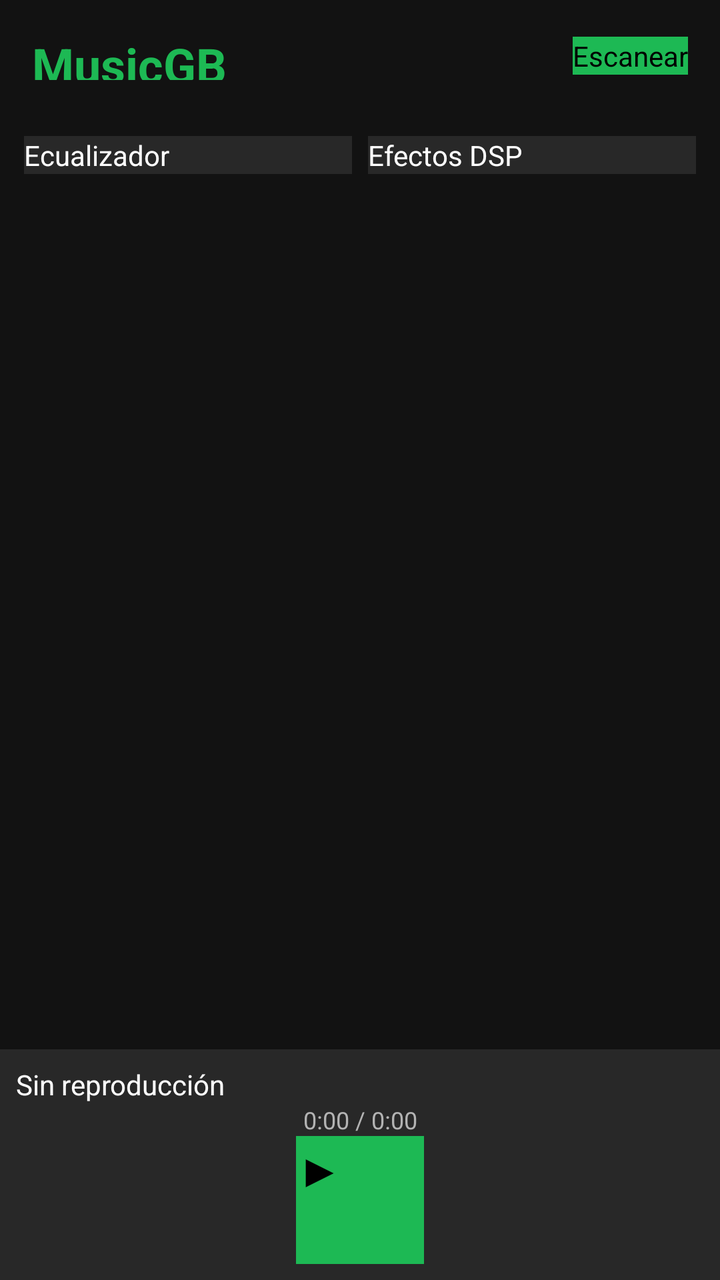
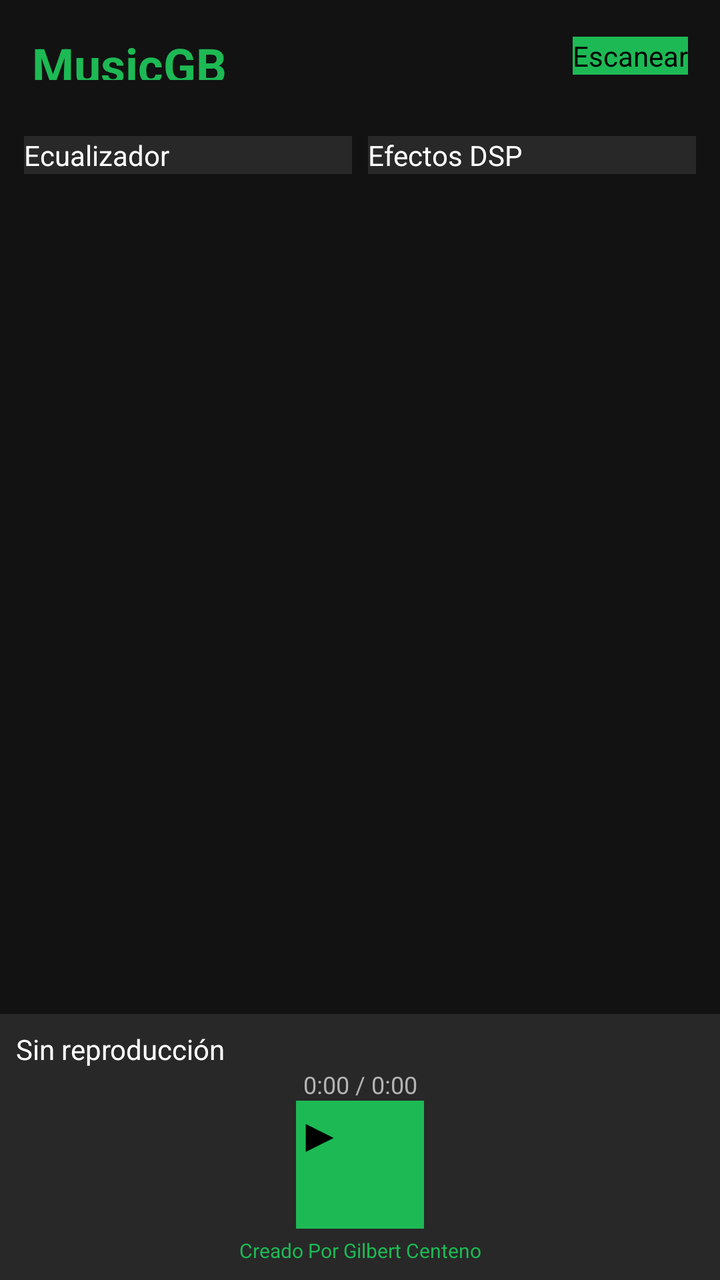

Two renders of the same Android screen: before a commit and after it. Below are the layout's source before the change and the commit's diff.
<!-- AndroidManifest.xml: application theme android:Theme.Material.NoActionBar -->
<!-- res/layout/activity_main.xml -->
<?xml version="1.0" encoding="utf-8"?>
<LinearLayout xmlns:android="http://schemas.android.com/apk/res/android"
    android:layout_width="match_parent"
    android:layout_height="match_parent"
    android:orientation="vertical"
    android:background="#121212">
    
    
    <LinearLayout
        android:layout_width="match_parent"
        android:layout_height="56dp"
        android:orientation="horizontal"
        android:padding="16dp"
        android:gravity="center_vertical">
        
        <TextView
            android:layout_width="0dp"
            android:layout_height="wrap_content"
            android:layout_weight="1"
            android:text="MusicGB"
            android:textSize="24sp"
            android:textColor="#1DB954"
            android:textStyle="bold"/>
        
        <Button
            android:id="@+id/scanButton"
            android:layout_width="wrap_content"
            android:layout_height="wrap_content"
            android:text="Escanear"
            android:background="#1DB954"
            android:textColor="#000000"/>
    </LinearLayout>
    
    
    <LinearLayout
        android:layout_width="match_parent"
        android:layout_height="wrap_content"
        android:orientation="horizontal"
        android:padding="8dp">
        
        <Button
            android:id="@+id/eqButton"
            android:layout_width="0dp"
            android:layout_height="wrap_content"
            android:layout_weight="1"
            android:text="Ecualizador"
            android:background="#282828"
            android:textColor="#FFFFFF"
            android:layout_margin="4dp"/>
        
        <Button
            android:id="@+id/dspButton"
            android:layout_width="0dp"
            android:layout_height="wrap_content"
            android:layout_weight="1"
            android:text="Efectos DSP"
            android:background="#282828"
            android:textColor="#FFFFFF"
            android:layout_margin="4dp"/>
    </LinearLayout>
    
    
    <androidx.recyclerview.widget.RecyclerView
        android:id="@+id/trackList"
        android:layout_width="match_parent"
        android:layout_height="0dp"
        android:layout_weight="1"
        android:scrollbars="vertical"/>
    
    
    <LinearLayout
        android:id="@+id/miniPlayer"
        android:layout_width="match_parent"
        android:layout_height="wrap_content"
        android:orientation="vertical"
        android:padding="8dp"
        android:background="#282828">
        
        
        <TextView
            android:id="@+id/miniTitle"
            android:layout_width="match_parent"
            android:layout_height="wrap_content"
            android:text="Sin reproducción"
            android:textSize="14sp"
            android:textColor="#FFFFFF"
            android:maxLines="1"
            android:ellipsize="end"/>
        
        
        <SeekBar
            android:id="@+id/progressBar"
            android:layout_width="match_parent"
            android:layout_height="wrap_content"
            android:max="100"
            android:progress="0"/>
        
        
        <TextView
            android:id="@+id/timeText"
            android:layout_width="match_parent"
            android:layout_height="wrap_content"
            android:text="0:00 / 0:00"
            android:textSize="12sp"
            android:textColor="#B3B3B3"
            android:gravity="center"/>
        
        
        <LinearLayout
            android:layout_width="match_parent"
            android:layout_height="wrap_content"
            android:orientation="horizontal"
            android:gravity="center">
            
            <Button
                android:id="@+id/playPauseButton"
                android:layout_width="64dp"
                android:layout_height="64dp"
                android:text="▶"
                android:background="#1DB954"
                android:textColor="#000000"
                android:textSize="24sp"/>
        </LinearLayout>
    </LinearLayout>
    
</LinearLayout>
<!-- resources referenced by this layout -->
<resources>

</resources>

<!-- the commit's change to res/layout/activity_main.xml (unified diff, before → after) -->
@@ -76,7 +76,6 @@
         android:padding="8dp"
         android:background="#282828">
         
-        
         <TextView
             android:id="@+id/miniTitle"
             android:layout_width="match_parent"
@@ -87,14 +86,12 @@
             android:maxLines="1"
             android:ellipsize="end"/>
         
-        
         <SeekBar
             android:id="@+id/progressBar"
             android:layout_width="match_parent"
             android:layout_height="wrap_content"
             android:max="100"
             android:progress="0"/>
-        
         
         <TextView
             android:id="@+id/timeText"
@@ -104,7 +101,6 @@
             android:textSize="12sp"
             android:textColor="#B3B3B3"
             android:gravity="center"/>
-        
         
         <LinearLayout
             android:layout_width="match_parent"
@@ -121,6 +117,16 @@
                 android:textColor="#000000"
                 android:textSize="24sp"/>
         </LinearLayout>
+        
+        
+        <TextView
+            android:layout_width="match_parent"
+            android:layout_height="wrap_content"
+            android:text="Creado Por Gilbert Centeno"
+            android:textSize="10sp"
+            android:textColor="#1DB954"
+            android:gravity="center"
+            android:paddingTop="4dp"/>
     </LinearLayout>
     
 </LinearLayout>
